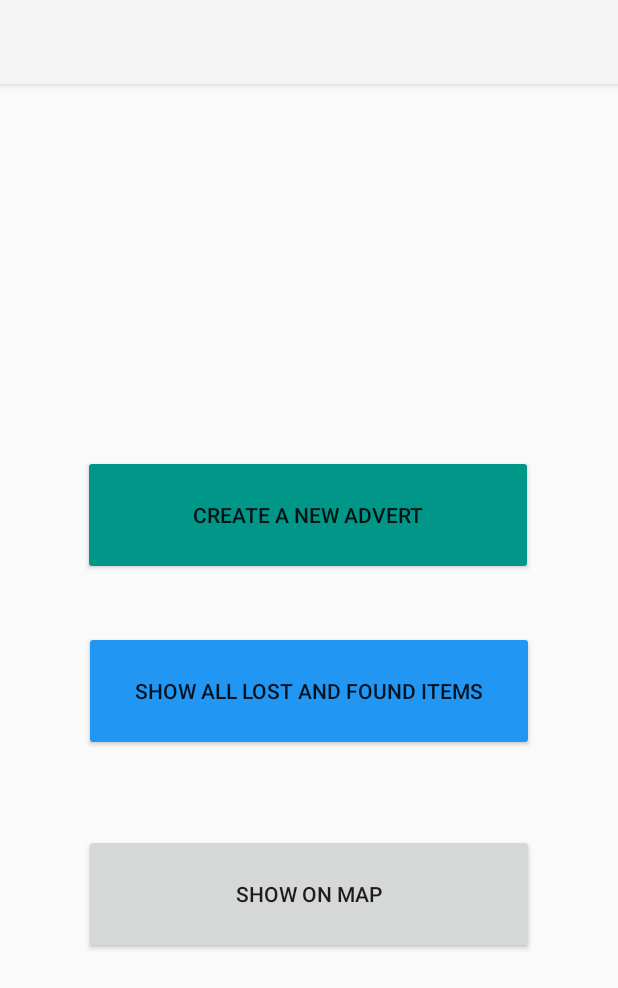
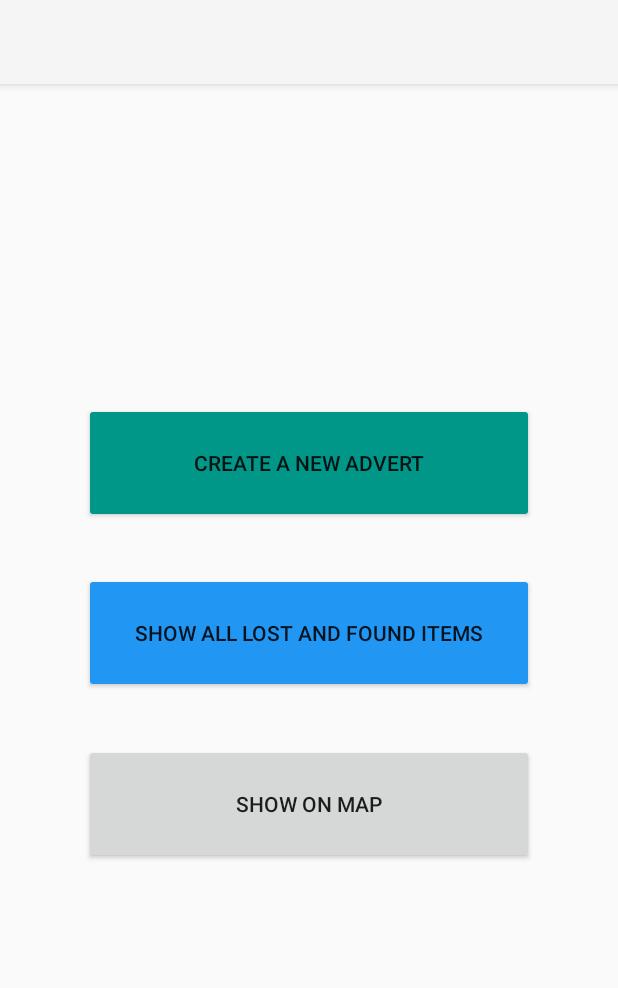
Before and after one commit to IWeidl/Assignment_9.1P, an Android app: the screen it shows after launch (MainActivity), on a phone screen of 412 x 824 dp. Shown: the top 988 px of the screen. Run offline under Robolectric (Android 15) with nearby library versions, the phone set to English and light mode, and no system bars.

Commit message:
General fixes.

```diff
--- a/app/src/main/res/layout/activity_item_details.xml
+++ b/app/src/main/res/layout/activity_item_details.xml
@@ -65,5 +65,6 @@
         app:layout_constraintEnd_toEndOf="parent"
         app:layout_constraintHorizontal_bias="1.0"
         app:layout_constraintStart_toStartOf="parent"
-        app:layout_constraintTop_toBottomOf="@+id/textViewItemPhone" />
+        app:layout_constraintTop_toBottomOf="@+id/textViewItemPhone"
+        app:layout_constraintVertical_bias="0.0" />
 </androidx.constraintlayout.widget.ConstraintLayout>
--- a/app/src/main/res/layout/activity_main.xml
+++ b/app/src/main/res/layout/activity_main.xml
@@ -10,10 +10,10 @@
         android:id="@+id/buttonCreateNew"
         android:layout_width="300dp"
         android:layout_height="80dp"
-        android:layout_marginStart="100dp"
-        android:layout_marginTop="266dp"
-        android:layout_marginEnd="101dp"
-        android:layout_marginBottom="27dp"
+        android:layout_marginStart="55dp"
+        android:layout_marginTop="212dp"
+        android:layout_marginEnd="56dp"
+        android:layout_marginBottom="16dp"
         android:backgroundTint="#009688"
         android:text="CREATE A NEW ADVERT"
         app:layout_constraintBottom_toTopOf="@+id/buttonShowAll"
@@ -25,13 +25,13 @@
         android:id="@+id/buttonShowAll"
         android:layout_width="300dp"
         android:layout_height="80dp"
-        android:layout_marginStart="67dp"
-        android:layout_marginTop="10dp"
-        android:layout_marginEnd="67dp"
-        android:layout_marginBottom="342dp"
+        android:layout_marginStart="55dp"
+        android:layout_marginTop="16dp"
+        android:layout_marginEnd="56dp"
+        android:layout_marginBottom="17dp"
         android:backgroundTint="#2196F3"
         android:text="SHOW ALL LOST AND FOUND ITEMS"
-        app:layout_constraintBottom_toBottomOf="parent"
+        app:layout_constraintBottom_toTopOf="@+id/buttonShowOnMap"
         app:layout_constraintEnd_toEndOf="parent"
         app:layout_constraintStart_toStartOf="parent"
         app:layout_constraintTop_toBottomOf="@+id/buttonCreateNew" />
@@ -40,12 +40,13 @@
         android:id="@+id/buttonShowOnMap"
         android:layout_width="300dp"
         android:layout_height="80dp"
-        android:layout_marginStart="67dp"
-        android:layout_marginEnd="67dp"
-        android:layout_marginBottom="188dp"
+        android:layout_marginStart="55dp"
+        android:layout_marginTop="16dp"
+        android:layout_marginEnd="56dp"
+        android:layout_marginBottom="247dp"
         android:text="SHOW ON MAP"
         app:layout_constraintBottom_toBottomOf="parent"
         app:layout_constraintEnd_toEndOf="parent"
-        app:layout_constraintHorizontal_bias="0.521"
-        app:layout_constraintStart_toStartOf="parent" />
+        app:layout_constraintStart_toStartOf="parent"
+        app:layout_constraintTop_toBottomOf="@+id/buttonShowAll" />
 </androidx.constraintlayout.widget.ConstraintLayout>
--- a/app/src/main/res/layout/activity_show_on_map.xml
+++ b/app/src/main/res/layout/activity_show_on_map.xml
@@ -1,6 +1,5 @@
 <?xml version="1.0" encoding="utf-8"?>
 <fragment xmlns:android="http://schemas.android.com/apk/res/android"
-    xmlns:map="http://schemas.android.com/apk/res-auto"
     xmlns:tools="http://schemas.android.com/tools"
     android:id="@+id/map"
     android:name="com.google.android.gms.maps.SupportMapFragment"
```
Also changed, not shown: app/src/main/AndroidManifest.xml (+0 -12 lines), app/src/main/java/com/iweidl/assignment71p/CreateNewActivity.java (+17 -14 lines).
